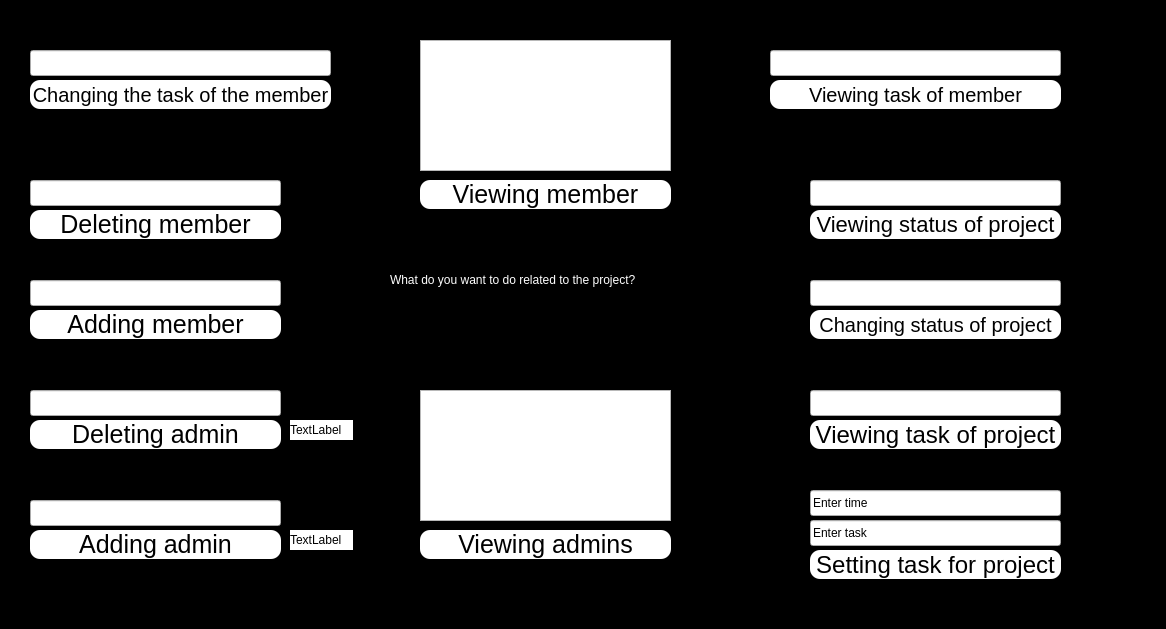
Before: the Qt Designer form enter/project_before.ui in Shayanrava/APproject, drawn with Qt 5.
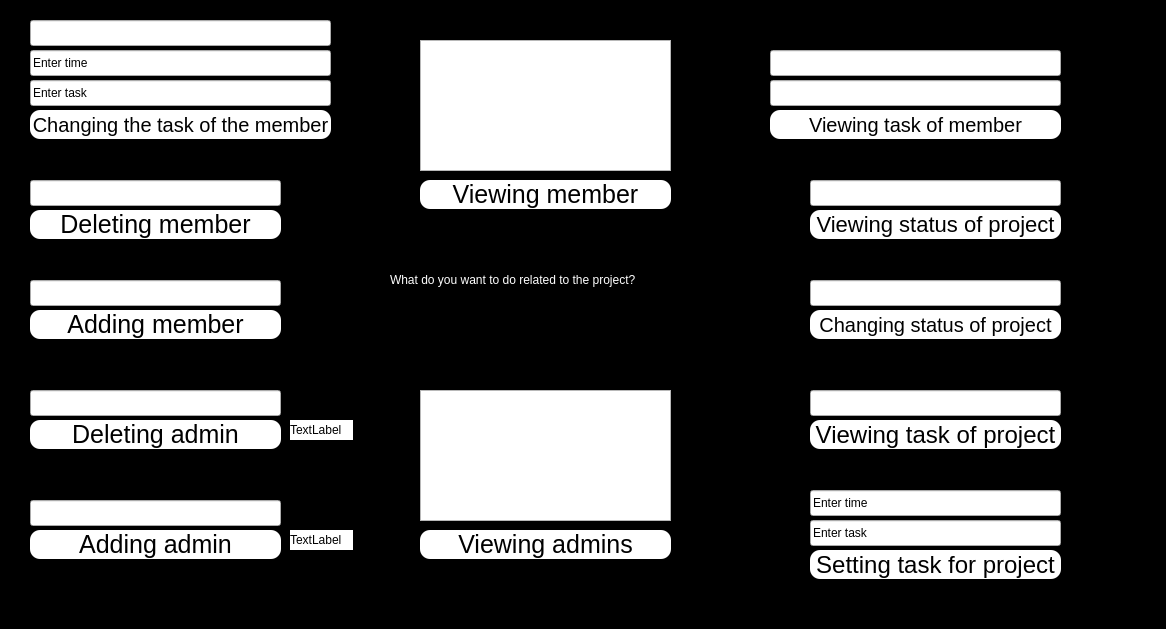
After: the same form once the commit is applied.

Commit message: show and change the task for a member

```diff
--- a/enter/project_before.ui
+++ b/enter/project_before.ui
@@ -42,7 +42,7 @@
    <property name="geometry">
     <rect>
      <x>30</x>
-     <y>80</y>
+     <y>110</y>
      <width>301</width>
      <height>29</height>
     </rect>
@@ -68,7 +68,7 @@
    <property name="geometry">
     <rect>
      <x>770</x>
-     <y>80</y>
+     <y>110</y>
      <width>291</width>
      <height>29</height>
     </rect>
@@ -438,11 +438,14 @@
    <property name="geometry">
     <rect>
      <x>30</x>
-     <y>50</y>
+     <y>80</y>
      <width>301</width>
      <height>26</height>
     </rect>
    </property>
+   <property name="text">
+    <string>Enter task</string>
+   </property>
   </widget>
   <widget class="QLineEdit" name="led_view_taskmem">
    <property name="geometry">
@@ -523,6 +526,39 @@
     <string>Enter time</string>
    </property>
   </widget>
+  <widget class="QLineEdit" name="led_chan_tasktimemem">
+   <property name="geometry">
+    <rect>
+     <x>30</x>
+     <y>50</y>
+     <width>301</width>
+     <height>26</height>
+    </rect>
+   </property>
+   <property name="text">
+    <string>Enter time</string>
+   </property>
+  </widget>
+  <widget class="QLineEdit" name="led_namechange">
+   <property name="geometry">
+    <rect>
+     <x>30</x>
+     <y>20</y>
+     <width>301</width>
+     <height>26</height>
+    </rect>
+   </property>
+  </widget>
+  <widget class="QLineEdit" name="led_nameforview">
+   <property name="geometry">
+    <rect>
+     <x>770</x>
+     <y>80</y>
+     <width>291</width>
+     <height>26</height>
+    </rect>
+   </property>
+  </widget>
  </widget>
  <resources/>
  <connections/>
```
The commit also changes 1 other file.
